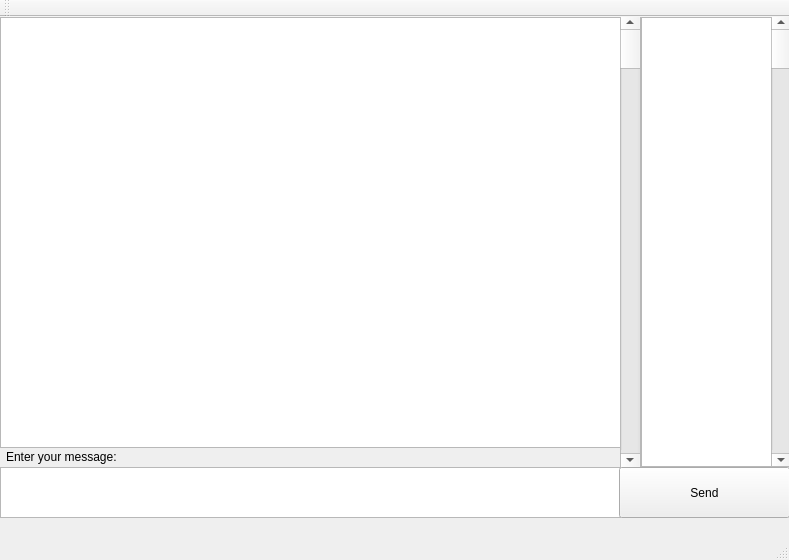
Old version of the form src/mainwindow.ui in the repository sams3p10l/decentralized-interactive-lan-chat.
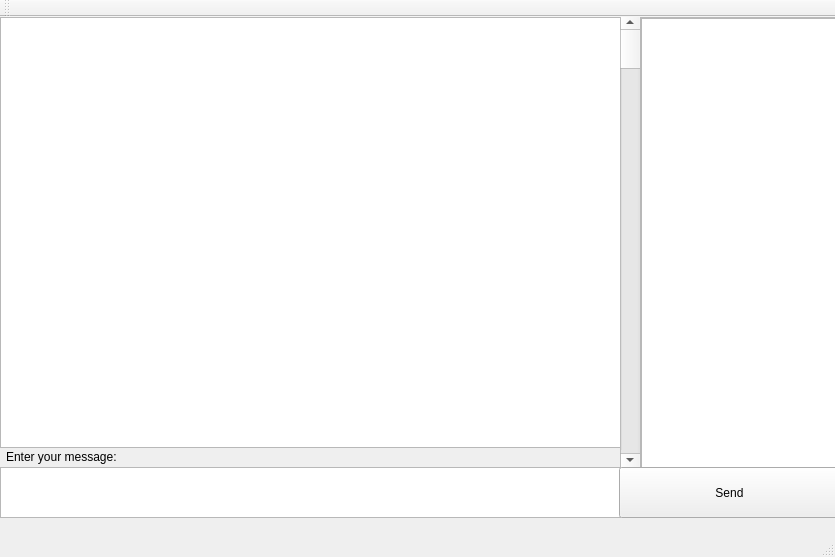
New version of the form.

What changed in the file:
```diff
--- a/src/mainwindow.ui
+++ b/src/mainwindow.ui
@@ -6,8 +6,8 @@
    <rect>
     <x>0</x>
     <y>0</y>
-    <width>789</width>
-    <height>560</height>
+    <width>835</width>
+    <height>557</height>
    </rect>
   </property>
   <property name="windowTitle">
@@ -38,8 +38,8 @@
     <property name="geometry">
      <rect>
       <x>640</x>
-      <y>-1</y>
-      <width>151</width>
+      <y>0</y>
+      <width>201</width>
       <height>451</height>
      </rect>
     </property>
@@ -51,7 +51,7 @@
       <rect>
        <x>0</x>
        <y>0</y>
-       <width>149</width>
+       <width>199</width>
        <height>449</height>
       </rect>
      </property>
@@ -60,22 +60,14 @@
        <rect>
         <x>0</x>
         <y>0</y>
-        <width>151</width>
+        <width>201</width>
         <height>451</height>
        </rect>
       </property>
-     </widget>
-     <widget class="QScrollBar" name="userScrollBar">
-      <property name="geometry">
-       <rect>
-        <x>130</x>
-        <y>-1</y>
-        <width>20</width>
-        <height>451</height>
-       </rect>
-      </property>
-      <property name="orientation">
-       <enum>Qt::Vertical</enum>
+      <property name="font">
+       <font>
+        <pointsize>9</pointsize>
+       </font>
       </property>
      </widget>
     </widget>
@@ -98,7 +90,7 @@
      <rect>
       <x>619</x>
       <y>450</y>
-      <width>171</width>
+      <width>221</width>
       <height>51</height>
      </rect>
     </property>
```
Left out of the diff: 12 changed lines with no effect on the pictures.
